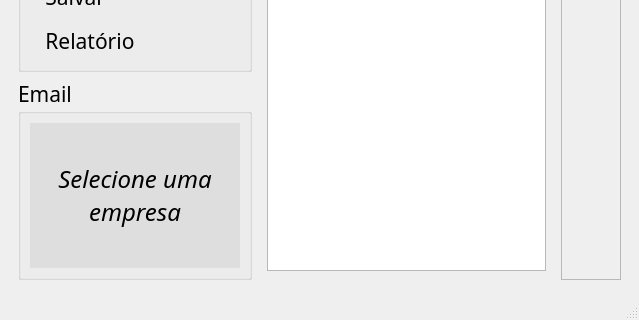
Before: the Qt Designer form src/ui/window_pend.ui in DeltaPrice-Pedro/Pendencias_Contabeis, drawn with Qt 5; both pictures show x 0 to 639 and y 217 to 537 of the 639 by 537 pixel window.
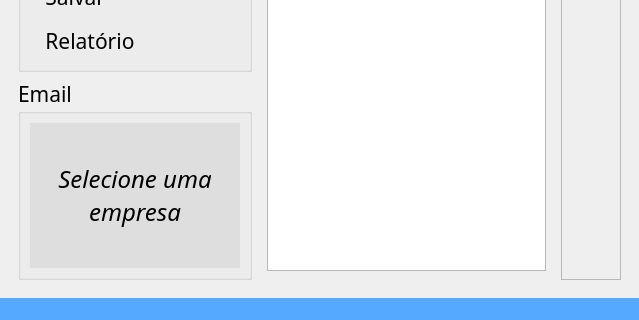
After: the same form once the commit is applied. Icons and pictures are not drawn.

Diff of the .ui file:
```diff
--- a/src/ui/window_pend.ui
+++ b/src/ui/window_pend.ui
@@ -617,7 +617,11 @@
     </rect>
    </property>
   </widget>
-  <widget class="QStatusBar" name="statusbar"/>
+  <widget class="QStatusBar" name="statusbar">
+   <property name="styleSheet">
+    <string notr="true">background-color: rgb(85, 170, 255);</string>
+   </property>
+  </widget>
  </widget>
  <resources/>
  <connections/>
```
Left out of the diff: 82 changed lines with no effect on the pictures.
